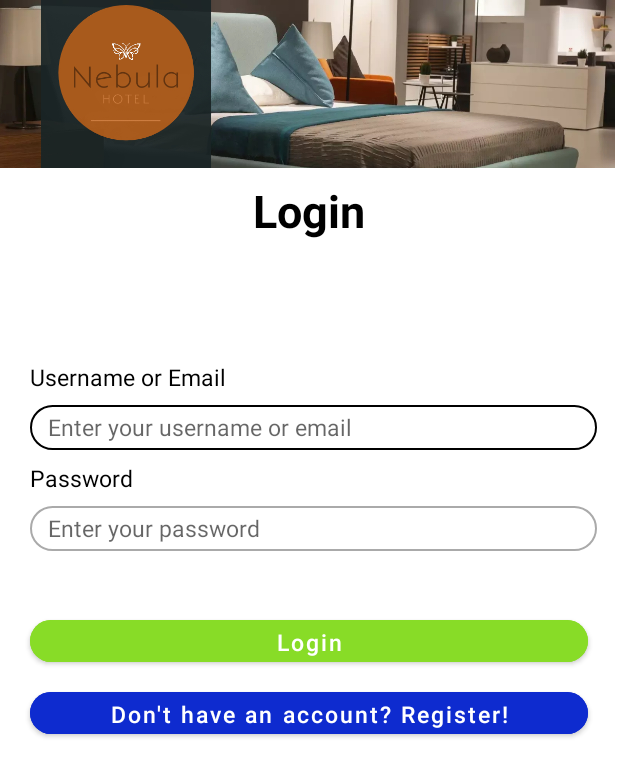
After one commit to joshrs23/hotelNebula, an Android app: the LoginActivity screen opened directly, with no data from a screen before it, on a phone screen of 412 x 824 dp. The commit adds this screen. Shown: the top 777 px of the screen. Run offline under Robolectric (Android 15) with nearby library versions, the phone set to English and light mode, and no system bars.

Commit message:
Login Interface, banner fix

```diff
--- a/app/src/main/AndroidManifest.xml
+++ b/app/src/main/AndroidManifest.xml
@@ -13,6 +13,9 @@
         android:theme="@style/Theme.HotelNebula"
         tools:targetApi="31">
         <activity
+            android:name=".LoginActivity"
+            android:exported="false" />
+        <activity
             android:name=".RegisterActivity"
             android:exported="true">
             <intent-filter>
--- /dev/null
+++ b/app/src/main/java/com/example/hotelnebula/LoginActivity.java
@@ -0,0 +1,14 @@
+package com.example.hotelnebula;
+
+import androidx.appcompat.app.AppCompatActivity;
+
+import android.os.Bundle;
+
+public class LoginActivity extends AppCompatActivity {
+
+    @Override
+    protected void onCreate(Bundle savedInstanceState) {
+        super.onCreate(savedInstanceState);
+        setContentView(R.layout.activity_login);
+    }
+}
--- /dev/null
+++ b/app/src/main/res/layout/activity_login.xml
@@ -0,0 +1,117 @@
+<?xml version="1.0" encoding="utf-8"?>
+<androidx.constraintlayout.widget.ConstraintLayout xmlns:android="http://schemas.android.com/apk/res/android"
+    xmlns:app="http://schemas.android.com/apk/res-auto"
+    xmlns:tools="http://schemas.android.com/tools"
+    android:layout_width="match_parent"
+    android:layout_height="match_parent"
+    tools:context=".LoginActivity">
+
+    <ImageView
+        android:id="@+id/imageView"
+        android:layout_width="410dp"
+        android:layout_height="112dp"
+        android:src="@mipmap/banner"
+        android:scaleType="centerCrop"
+        app:layout_constraintEnd_toEndOf="parent"
+        app:layout_constraintHorizontal_bias="0.0"
+        app:layout_constraintStart_toStartOf="parent"
+        app:layout_constraintTop_toTopOf="parent" />
+
+
+    <TextView
+        android:id="@+id/textView"
+        style="@style/title_style"
+        android:layout_width="wrap_content"
+        android:layout_height="wrap_content"
+        android:layout_marginTop="8dp"
+        android:text="Login"
+        app:layout_constraintEnd_toEndOf="parent"
+        app:layout_constraintStart_toStartOf="parent"
+        app:layout_constraintTop_toBottomOf="@+id/imageView" />
+
+    <TextView
+        android:id="@+id/textView2"
+        style="@style/header_style"
+        android:layout_width="wrap_content"
+        android:layout_height="wrap_content"
+        android:layout_marginStart="20dp"
+        android:layout_marginTop="80dp"
+        android:text="Username or Email"
+        app:layout_constraintStart_toStartOf="parent"
+        app:layout_constraintTop_toBottomOf="@+id/textView" />
+
+    <EditText
+        android:id="@+id/editTextText"
+        android:layout_width="wrap_content"
+        android:layout_height="30dp"
+        android:layout_marginTop="8dp"
+        android:background="@drawable/custom_input"
+        android:ems="21"
+        android:hint="Enter your username or email"
+        android:inputType="text"
+        android:paddingStart="12dp"
+        android:paddingEnd="12dp"
+        android:textSize="15sp"
+        app:layout_constraintStart_toStartOf="@+id/textView2"
+        app:layout_constraintTop_toBottomOf="@+id/textView2" />
+
+    <TextView
+        android:id="@+id/textView3"
+        style="@style/header_style"
+        android:layout_width="wrap_content"
+        android:layout_height="wrap_content"
+        android:layout_marginTop="8dp"
+        android:layout_marginEnd="20dp"        android:text="Password"
+        app:layout_constraintStart_toStartOf="@+id/textView2"
+        app:layout_constraintTop_toBottomOf="@+id/editTextText" />
+
+    <EditText
+        android:id="@+id/editTextText2"
+        android:layout_width="wrap_content"
+        android:layout_height="30dp"
+        android:layout_marginTop="8dp"
+        android:background="@drawable/custom_input"
+        android:ems="21"
+        android:hint="Enter your password"
+        android:inputType="textPassword"
+
+        android:paddingStart="12dp"
+        android:paddingEnd="12dp"
+        android:textSize="15sp"
+        app:layout_constraintStart_toStartOf="@+id/textView2"
+        app:layout_constraintTop_toBottomOf="@+id/textView3" />
+
+    <Button
+        android:id="@+id/btnlogin"
+        android:layout_width="match_parent"
+        android:layout_height="40dp"
+        android:layout_marginStart="20dp"
+        android:layout_marginTop="40dp"
+        android:layout_marginEnd="20dp"
+        android:backgroundTint="#88DC27"
+        android:text="Login"
+        android:textAllCaps="false"
+        android:textSize="15sp"
+        app:cornerRadius="20dp"
+        app:layout_constraintEnd_toEndOf="parent"
+        app:layout_constraintStart_toStartOf="parent"
+        app:layout_constraintTop_toBottomOf="@+id/editTextText2" />
+
+    <Button
+        android:id="@+id/btnRegister"
+        android:layout_width="match_parent"
+        android:layout_height="40dp"
+        android:text="Don't have an account? Register!"
+        app:layout_constraintEnd_toEndOf="parent"
+        app:layout_constraintStart_toStartOf="parent"
+        app:layout_constraintTop_toBottomOf="@+id/btnlogin"
+        android:layout_marginTop="8dp"
+        android:layout_marginStart="20dp"
+        android:layout_marginEnd="20dp"
+        android:textAllCaps="false"
+        android:textSize="15sp"
+        android:backgroundTint="#0E2BCF"
+        app:cornerRadius="20dp"/>
+
+
+</androidx.constraintlayout.widget.ConstraintLayout>
--- a/app/src/main/res/layout/activity_register.xml
+++ b/app/src/main/res/layout/activity_register.xml
@@ -10,7 +10,8 @@
         android:id="@+id/imageView"
         android:layout_width="410dp"
         android:layout_height="112dp"
-        android:src="@mipmap/matrimonial_bed"
+        android:src="@mipmap/banner"
+        android:scaleType="centerCrop"
         app:layout_constraintEnd_toEndOf="parent"
         app:layout_constraintHorizontal_bias="0.0"
         app:layout_constraintStart_toStartOf="parent"
```
Also changed, not shown: app/src/main/res/mipmap-hdpi/banner.jpg (added).
